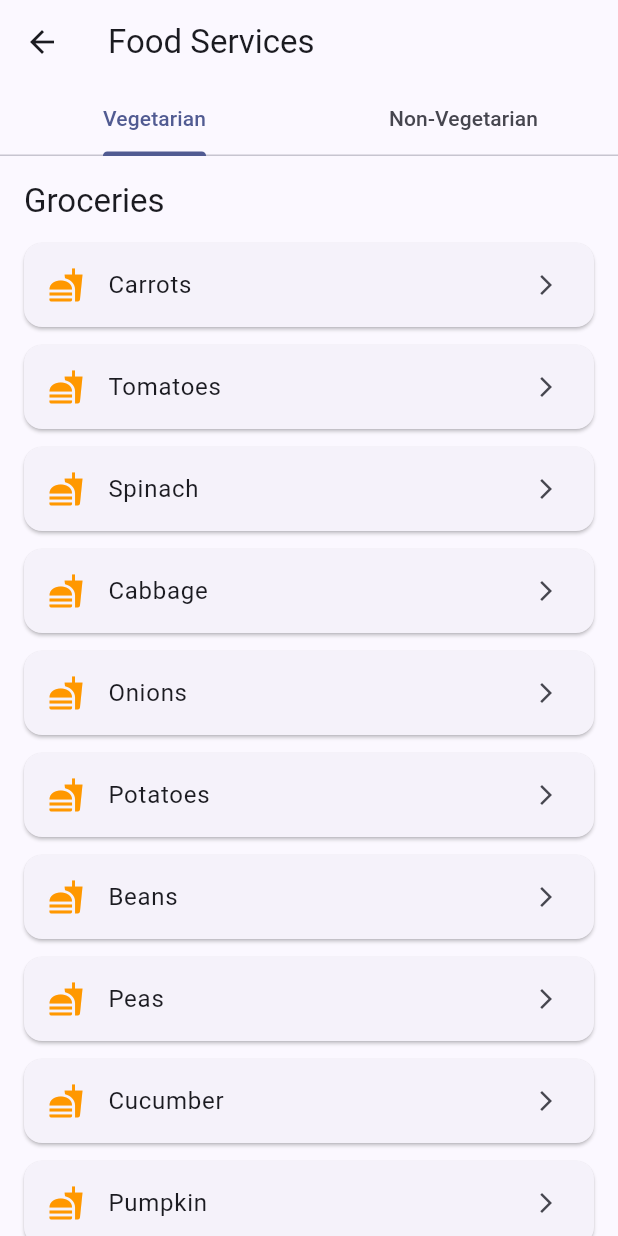
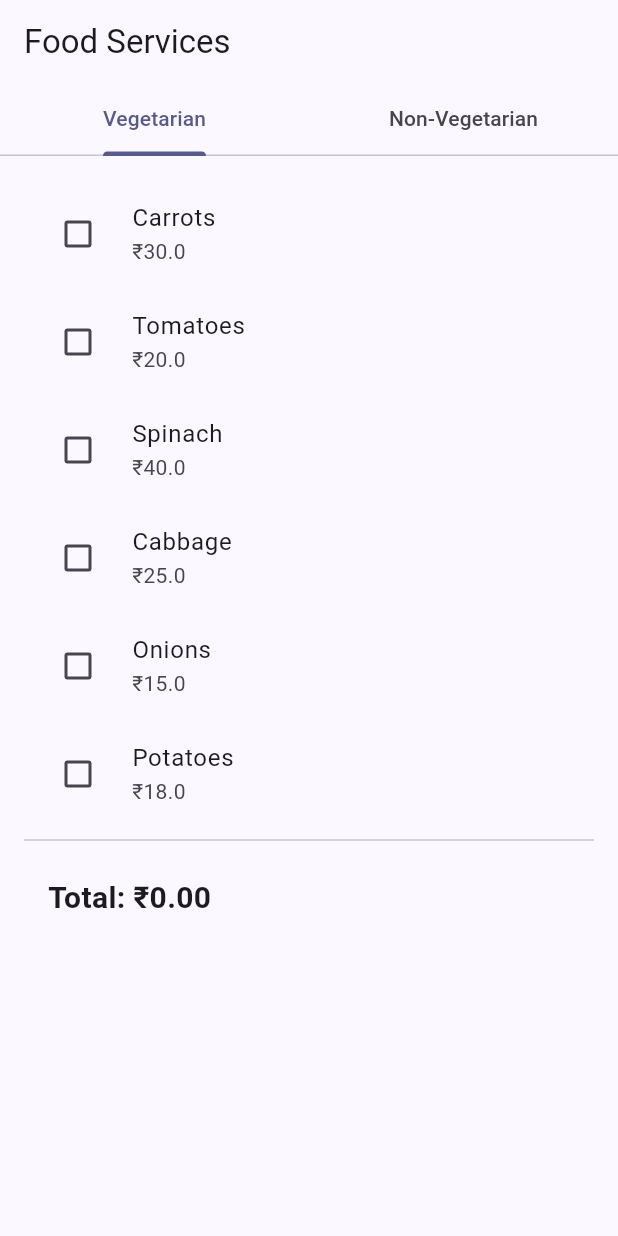
Before and after one commit to TejasRK007/one2, a Flutter app: the FoodPage screen opened directly, on a phone screen of 412 x 824 dp. Run offline on Flutter 3.47's test engine with Material 3 defaults, Android fonts, the phone set to English and light mode, and no system bars; network calls fail.

Commit message:
Initial commit

```diff
--- a/lib/main.dart
+++ b/lib/main.dart
@@ -16,7 +16,7 @@ class OneCardOneNationApp extends StatelessWidget {
       theme: ThemeData(
         fontFamily: 'Roboto',
         brightness: Brightness.light,
-        colorScheme: ColorScheme.fromSeed(seedColor: Colors.indigo),
+        colorScheme: ColorScheme.fromSeed(seedColor: Color(0xFF050238)),
         useMaterial3: true,
       ),
       home: const WelcomeScreen(),
--- a/lib/pages/food_page.dart
+++ b/lib/pages/food_page.dart
@@ -1,7 +1,37 @@
 import 'package:flutter/material.dart';
 
-class FoodPage extends StatelessWidget {
+class FoodPage extends StatefulWidget {
   const FoodPage({super.key});
+
+  @override
+  _FoodPageState createState() => _FoodPageState();
+}
+
+class _FoodPageState extends State<FoodPage> {
+  // Selected items
+  final Map<String, bool> selectedVegItems = {};
+  final Map<String, bool> selectedNonVegItems = {};
+
+  // Price data for items
+  final Map<String, double> vegItemPrices = {
+    'Carrots': 30.0, 'Tomatoes': 20.0, 'Spinach': 40.0,
+    'Cabbage': 25.0, 'Onions': 15.0, 'Potatoes': 18.0,
+  };
+
+  final Map<String, double> nonVegItemPrices = {
+    'Chicken Breast': 200.0, 'Mutton Curry Cut': 350.0,
+    'Fish Fillet': 180.0, 'Prawns': 250.0, 'Eggs': 5.0,
+  };
+
+  double calculateTotal(Map<String, bool> selectedItems, Map<String, double> itemPrices) {
+    double total = 0.0;
+    selectedItems.forEach((item, isSelected) {
+      if (isSelected) {
+        total += itemPrices[item] ?? 0.0;
+      }
+    });
+    return total;
+  }
 
   @override
   Widget build(BuildContext context) {
@@ -17,10 +47,16 @@ class FoodPage extends StatelessWidget {
             ],
           ),
         ),
-        body: const TabBarView(
+        body: TabBarView(
           children: [
-            FoodCategoryView(isVeg: true),
-            FoodCategoryView(isVeg: false),
+            FoodCategoryView(
+              selectedItems: selectedVegItems,
+              itemPrices: vegItemPrices,
+            ),
+            FoodCategoryView(
+              selectedItems: selectedNonVegItems,
+              itemPrices: nonVegItemPrices,
+            ),
           ],
         ),
       ),
@@ -28,78 +64,97 @@ class FoodPage extends StatelessWidget {
   }
 }
 
-class FoodCategoryView extends StatelessWidget {
-  final bool isVeg;
-  const FoodCategoryView({super.key, required this.isVeg});
+class FoodCategoryView extends StatefulWidget {
+  final Map<String, bool> selectedItems;
+  final Map<String, double> itemPrices;
+
+  const FoodCategoryView({
+    super.key,
+    required this.selectedItems,
+    required this.itemPrices,
+  });
 
   @override
+  _FoodCategoryViewState createState() => _FoodCategoryViewState();
+}
+
+class _FoodCategoryViewState extends State<FoodCategoryView> {
+  @override
   Widget build(BuildContext context) {
-    final groceries = isVeg ? vegGroceries : nonVegGroceries;
-    final restaurants = isVeg ? vegRestaurants : nonVegRestaurants;
+    double total = 0.0;
+    widget.selectedItems.forEach((item, isSelected) {
+      if (isSelected) {
+        total += widget.itemPrices[item] ?? 0.0;
+      }
+    });
 
     return ListView(
       padding: const EdgeInsets.all(16),
       children: [
-        Text("Groceries", style: Theme.of(context).textTheme.titleLarge),
-        const SizedBox(height: 8),
-        ...groceries.map((item) => FoodItemCard(item: item)),
-
-        const SizedBox(height: 20),
-        Text("Restaurants", style: Theme.of(context).textTheme.titleLarge),
-        const SizedBox(height: 8),
-        ...restaurants.map((item) => FoodItemCard(item: item)),
+        ...widget.itemPrices.keys.map((item) => FoodItemCard(
+          item: item,
+          selectedItems: widget.selectedItems,
+          itemPrices: widget.itemPrices,
+        )),
+        const Divider(),
+        Padding(
+          padding: const EdgeInsets.all(16.0),
+          child: Text(
+            'Total: ₹${total.toStringAsFixed(2)}',
+            style: const TextStyle(fontSize: 20, fontWeight: FontWeight.bold),
+          ),
+        ),
       ],
     );
   }
 }
 
-class FoodItemCard extends StatelessWidget {
+class FoodItemCard extends StatefulWidget {
   final String item;
-  const FoodItemCard({super.key, required this.item});
+  final Map<String, bool> selectedItems;
+  final Map<String, double> itemPrices;
+
+  const FoodItemCard({
+    super.key,
+    required this.item,
+    required this.selectedItems,
+    required this.itemPrices,
+  });
+
+  @override
+  _FoodItemCardState createState() => _FoodItemCardState();
+}
+
+class _FoodItemCardState extends State<FoodItemCard> {
+  late bool isSelected;
+
+  @override
+  void initState() {
+    super.initState();
+    // Initialize isSelected based on whether the item is already selected
+    isSelected = widget.selectedItems[widget.item] ?? false;
+  }
 
   @override
   Widget build(BuildContext context) {
-    return Card(
-      margin: const EdgeInsets.symmetric(vertical: 6),
-      child: ListTile(
-        leading: const Icon(Icons.fastfood, color: Colors.orange),
-        title: Text(item),
-        trailing: const Icon(Icons.arrow_forward_ios, size: 16),
-        onTap: () {},
-      ),
+    return CheckboxListTile(
+      title: Text(widget.item),
+      value: isSelected,
+      onChanged: (bool? value) {
+        setState(() {
+          isSelected = value!;
+          // Update the selection status in the parent widget
+          widget.selectedItems[widget.item] = isSelected;
+        });
+      },
+      subtitle: Text('₹${widget.itemPrices[widget.item]}'),
+      controlAffinity: ListTileControlAffinity.leading,
     );
   }
 }
 
-// Dummy data
-const List<String> vegGroceries = [
-  'Carrots', 'Tomatoes', 'Spinach', 'Cabbage', 'Onions',
-  'Potatoes', 'Beans', 'Peas', 'Cucumber', 'Pumpkin',
-  'Broccoli', 'Cauliflower', 'Beetroot', 'Radish', 'Corn',
-  'Green Chilli', 'Ginger', 'Garlic', 'Brinjal', 'Mushroom'
-];
-
-const List<String> vegRestaurants = [
-  'Green Leaf Café', 'Veg Delight', 'Sattvic Bites', 'The Organic Bowl',
-  'Pure Veg Kitchen', 'Nature’s Basket', 'Tandoori Veg', 'Flavors of India',
-  'Bhojan Bhavan', 'Udupi Palace', 'Khana Khazana', 'Gujarati Rasoi',
-  'Rajasthani Thali', 'Idli & Dosa Hub', 'Herbivore Heaven',
-  'Sattvik Bhojanalaya', 'Annapurna Sweets', 'Farm Fresh Meals', 'South Spice', 'A2B Veg'
-];
-
-const List<String> nonVegGroceries = [
-  'Chicken Breast', 'Mutton Curry Cut', 'Fish Fillet', 'Prawns',
-  'Eggs', 'Chicken Wings', 'Turkey Slices', 'Beef Mince', 'Salmon',
-  'Duck Legs', 'Goat Meat', 'Crab Meat', 'Squid Rings', 'Lobster',
-  'Smoked Ham', 'Chicken Drumsticks', 'Quail Eggs', 'Bacon Strips',
-  'Rohu Fish', 'Tilapia'
-];
-
-const List<String> nonVegRestaurants = [
-  'Meaty Bites', 'Grill House', 'KFC Style Hub', 'Non-Veg Express',
-  'BBQ Nation', 'Spicy Grill', 'Chicken Town', 'Andhra Non-Veg Meals',
-  'Hyderabadi Biryani', 'Seafood Shack', 'Tandoori Nights',
-  'Fish Fry Corner', 'Nawabi Kebabs', 'Butter Chicken Point',
-  'Biryani Blues', 'Mutton Masala House', 'Gravy Junction',
-  'Chettinad Corner', 'Egg Curry Café', 'Mughlai Express'
-];
+void main() {
+  runApp(MaterialApp(
+    home: FoodPage(),
+  ));
+}
--- a/lib/welcome_screen.dart
+++ b/lib/welcome_screen.dart
@@ -16,14 +16,12 @@ class _WelcomeScreenState extends State<WelcomeScreen> {
   void initState() {
     super.initState();
 
-    // Trigger animation after first frame
     WidgetsBinding.instance.addPostFrameCallback((_) {
       setState(() {
         _opacity = 1.0;
       });
     });
 
-    // Navigate after animation
     Timer(const Duration(seconds: 3), () {
       Navigator.pushReplacement(
         context,
@@ -34,8 +32,10 @@ class _WelcomeScreenState extends State<WelcomeScreen> {
 
   @override
   Widget build(BuildContext context) {
+    final double screenHeight = MediaQuery.of(context).size.height;
+
     return Scaffold(
-      backgroundColor: Colors.indigo,
+      backgroundColor: Color(0xFF050238),
       body: Center(
         child: AnimatedOpacity(
           opacity: _opacity,
@@ -44,11 +44,12 @@ class _WelcomeScreenState extends State<WelcomeScreen> {
           child: Column(
             mainAxisAlignment: MainAxisAlignment.center,
             children: [
-              // 👉 Replace with your image asset or network image
-              Image.asset(
-                'images/one.jpeg',
-                width: 400,
-                height: 400,
+              SizedBox(
+                height: screenHeight * 0.3,
+                child: Image.asset(
+                  'images/1.jpeg',
+                  fit: BoxFit.contain,
+                ),
               ),
               const SizedBox(height: 20),
               const Text(
--- a/pubspec.yaml
+++ b/pubspec.yaml
@@ -53,7 +53,7 @@ dev_dependencies:
 flutter:
   uses-material-design: true
   assets:
-    - images/one.jpeg
+    - images/1.jpeg
   #   - images/a_dot_ham.jpeg
 
   # An image asset can refer to one or more resolution-specific "variants", see
```
Also changed, not shown: images/1.jpeg (renamed from images/one.jpeg), 5 other files.
